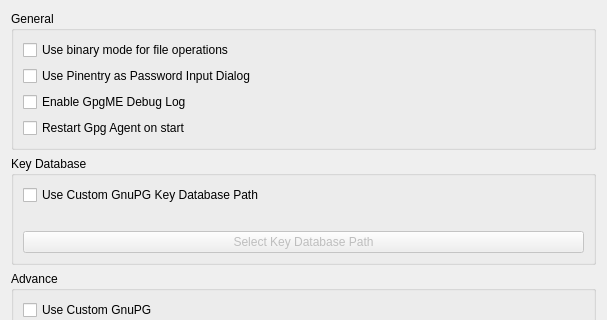
The window that ui/GnuPGControllerDialog.ui (saturneric/GpgFrontend) describes before a commit, drawn with Qt 5; both pictures show x 0 to 607 and y 0 to 320 of the 607 by 581 pixel window.
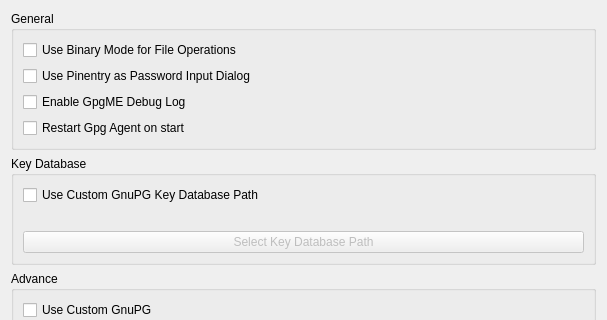
The same window after the commit.

Diff of the .ui file:
```diff
--- a/ui/GnuPGControllerDialog.ui
+++ b/ui/GnuPGControllerDialog.ui
@@ -27,7 +27,7 @@
           <item>
            <widget class="QCheckBox" name="asciiModeCheckBox">
             <property name="text">
-             <string>Use binary mode for file operations</string>
+             <string>Use Binary Mode for File Operations</string>
             </property>
            </widget>
           </item>
```
